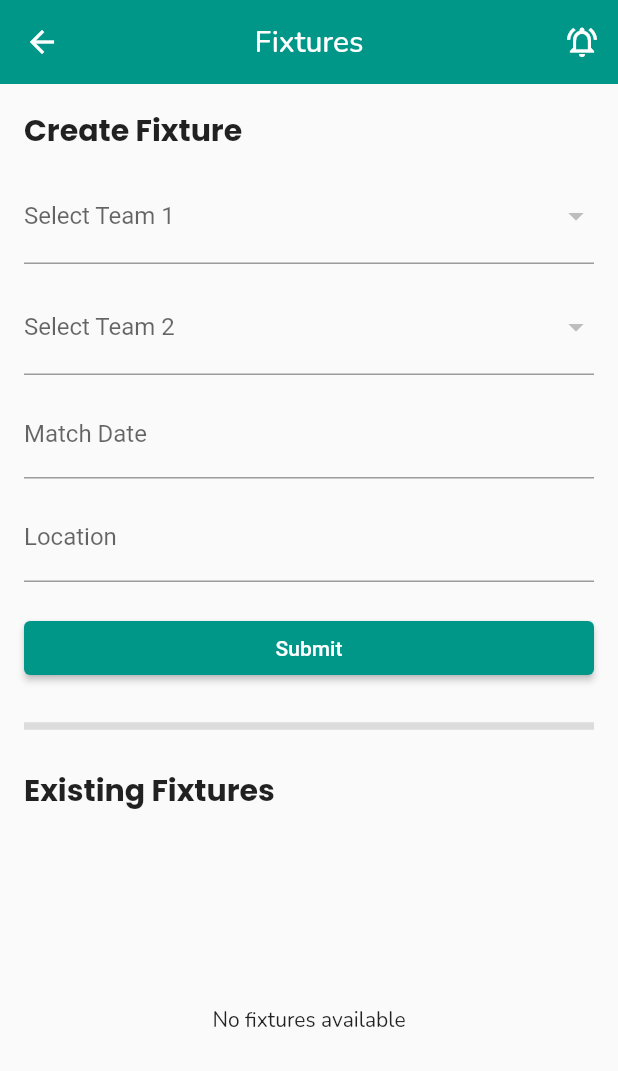
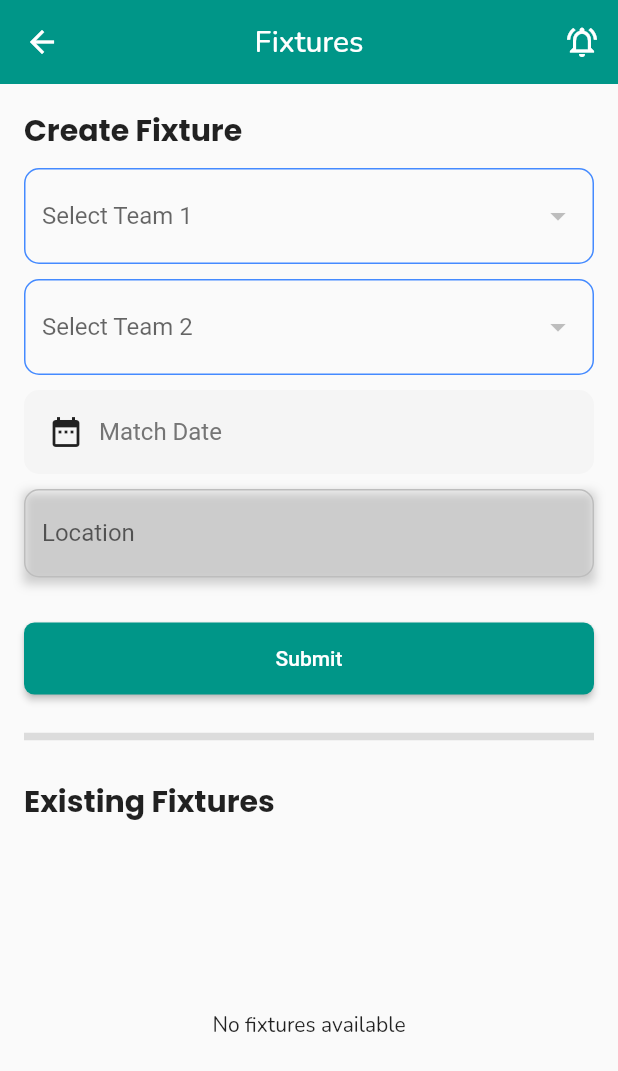
Before and after one commit to Jason-Omondi/sports-mobile-app, a Flutter app: the FixturesScreen screen opened directly, on a phone screen of 412 x 824 dp. Shown: the top 1071 px of the screen. Run offline on Flutter 3.47's test engine with Material 2 defaults, Android fonts, the phone set to English and light mode, and no system bars; our stand-ins replace cloud_firestore, email_validator, firebase_auth, firebase_core, firebase_storage, get and 4 more; accounts and stored records are empty; generated files the repository leaves out were written again.

Commit message:
jd-changes

```diff
--- a/lib/presentations/users/clubs/club_fixtures.dart
+++ b/lib/presentations/users/clubs/club_fixtures.dart
@@ -6,7 +6,6 @@ import 'controller/clubs_controller.dart';
 import 'package:google_fonts/google_fonts.dart';
 import '../../../data/models/fixtures_model.dart';
 import '../../../data/models/club_teams_model.dart';
-
 
 class FixturesScreen extends StatelessWidget {
   final ClubController clubController = Get.find();
@@ -108,7 +107,21 @@ class FixturesScreen extends StatelessWidget {
             onChanged: (value) {
               clubController.selectedTeam1.value = value!;
             },
-            decoration: InputDecoration(labelText: 'Select Team 1'),
+            decoration: InputDecoration(
+              labelText: 'Select Team 1',
+              border: OutlineInputBorder(
+                borderSide: BorderSide(color: Colors.blueAccent),
+                borderRadius: BorderRadius.circular(10),
+              ),
+              enabledBorder: OutlineInputBorder(
+                borderSide: BorderSide(color: Colors.blueAccent),
+                borderRadius: BorderRadius.circular(10),
+              ),
+              focusedBorder: OutlineInputBorder(
+                borderSide: BorderSide(color: Colors.blueAccent),
+                borderRadius: BorderRadius.circular(10),
+              ),
+            ),
           ),
           SizedBox(height: 10),
           DropdownButtonFormField<String>(
@@ -124,12 +137,24 @@ class FixturesScreen extends StatelessWidget {
             onChanged: (value) {
               clubController.selectedTeam2.value = value!;
             },
-            decoration: InputDecoration(labelText: 'Select Team 2'),
+            decoration: InputDecoration(
+              labelText: 'Select Team 2',
+              border: OutlineInputBorder(
+                borderSide: BorderSide(color: Colors.blueAccent),
+                borderRadius: BorderRadius.circular(10),
+              ),
+              enabledBorder: OutlineInputBorder(
+                borderSide: BorderSide(color: Colors.blueAccent),
+                borderRadius: BorderRadius.circular(10),
+              ),
+              focusedBorder: OutlineInputBorder(
+                borderSide: BorderSide(color: Colors.blueAccent),
+                borderRadius: BorderRadius.circular(10),
+              ),
+            ),
           ),
           SizedBox(height: 10),
-          TextFormField(
-            controller: clubController.matchDateController,
-            decoration: InputDecoration(labelText: 'Match Date'),
+          InkWell(
             onTap: () async {
               final DateTime? pickedDate = await showDatePicker(
                 context: Get.context!,
@@ -139,20 +164,94 @@ class FixturesScreen extends StatelessWidget {
               );
               if (pickedDate != null) {
                 clubController.matchDateController.text =
-                    pickedDate.toString(); // Update the controller value
+                    DateFormat('dd/MM/yyyy')
+                        .format(pickedDate); // Update the controller value
               }
             },
+            child: Container(
+              padding: EdgeInsets.all(16),
+              decoration: BoxDecoration(
+                color: Colors.grey[100],
+                borderRadius: BorderRadius.circular(10),
+              ),
+              child: Row(
+                children: [
+                  Icon(Icons.date_range),
+                  SizedBox(width: 10),
+                  Text(
+                    'Match Date',
+                    style: TextStyle(
+                      fontSize: 16,
+                      color: Colors.grey[600],
+                    ),
+                  ),
+                  Spacer(),
+                  Text(
+                    clubController.matchDateController.text,
+                    style: TextStyle(
+                      fontSize: 16,
+                      fontWeight: FontWeight.bold,
+                    ),
+                  ),
+                ],
+              ),
+            ),
           ),
           SizedBox(height: 10),
-          TextFormField(
+          Container(
+            decoration: BoxDecoration(
+              boxShadow: [
+                BoxShadow(
+                  color: Colors.grey.withOpacity(0.5),
+                  spreadRadius: 1,
+                  blurRadius: 5,
+                  offset: Offset(0, 3),
+                ),
+              ],
+            ),
+            child: TextFormField(
               controller: clubController.locationController,
-            decoration: InputDecoration(labelText: 'Location'),
+              focusNode: clubController.locationFocusNode,
+              decoration: InputDecoration(
+                labelText: 'Location',
+                border: OutlineInputBorder(),
+                enabledBorder: OutlineInputBorder(
+                  borderSide: BorderSide(
+                    color: clubController.locationFocusNode.hasFocus
+                        ? Colors.blue
+                        : Colors.grey.shade400,
+                    width: 1.0,
                   ),
+                  borderRadius: BorderRadius.circular(10),
+                ),
+                focusedBorder: OutlineInputBorder(
+                  borderSide: BorderSide(
+                    color: Colors.blue,
+                    width: 2.0,
+                  ),
+                  borderRadius: BorderRadius.circular(10),
+                ),
+              ),
+            ),
+          ),
+          SizedBox(height: 10),
           SizedBox(height: 20),
           ElevatedButton(
             onPressed: () {
               _submitFixtureForm();
             },
+            style: ButtonStyle(
+              backgroundColor: MaterialStateProperty.all(Colors.teal),
+              foregroundColor: MaterialStateProperty.all(Colors.white),
+              shape: MaterialStateProperty.all(
+                RoundedRectangleBorder(
+                  borderRadius: BorderRadius.circular(7),
+                ),
+              ),
+              padding: MaterialStateProperty.all(
+                EdgeInsets.symmetric(vertical: 16, horizontal: 40),
+              ),
+            ),
             child: Text('Submit'),
           ),
         ],
@@ -201,7 +300,11 @@ class FixturesScreen extends StatelessWidget {
       () => clubController.isLoading.value
           ? Center(child: CircularProgressIndicator())
           : clubController.fixtures.isEmpty
-              ? Center(child: Text('No fixtures available', style: GoogleFonts.nunito(),))
+              ? Center(
+                  child: Text(
+                  'No fixtures available',
+                  style: GoogleFonts.nunito(),
+                ))
               : ListView.builder(
                   itemCount: clubController.fixtures.length,
                   itemBuilder: (context, index) {
@@ -294,8 +397,6 @@ Widget _buildFixtureCard(Fixture fixture) {
       ),
     );
   }
-
-
 
   // Widget _buildFixtureCard(Fixture fixture) {
   //   final team1 = clubController.clubsTeamsData.firstWhere(
--- a/lib/presentations/users/clubs/controller/clubs_controller.dart
+++ b/lib/presentations/users/clubs/controller/clubs_controller.dart
@@ -11,6 +11,7 @@ import '../../../login_screen/controller/login_controller.dart';
 
 class ClubController extends GetxController {
   final FocusNode nameFocusNode = FocusNode();
+  final FocusNode locationFocusNode = FocusNode();
   final FocusNode postalCodeFocusNode = FocusNode();
   final FocusNode contactEmailFocusNode = FocusNode();
   final LoginController loginController = Get.find();
```
Lines whose indentation alone changed are shown as unchanged.
